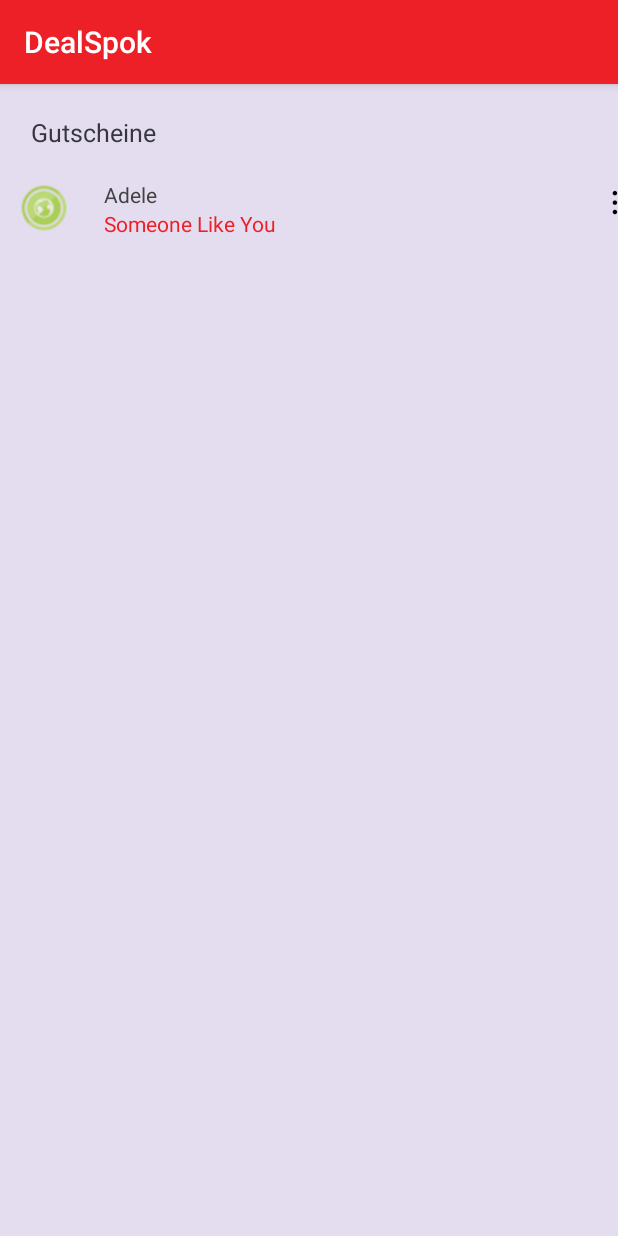
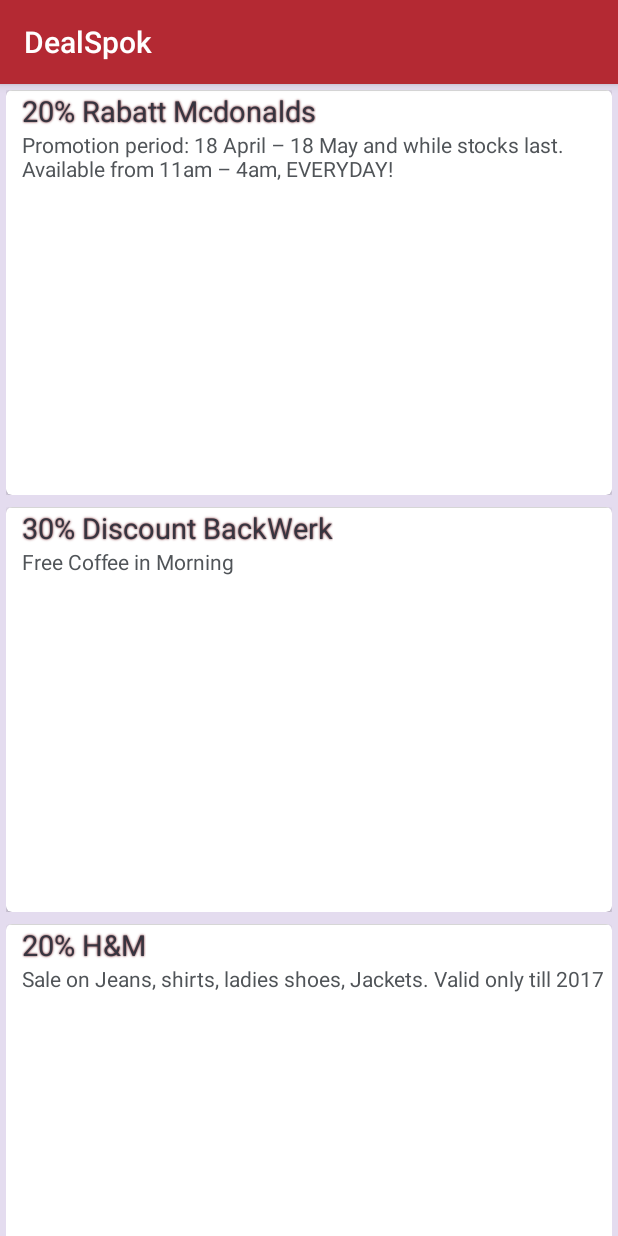
Before and after one commit to umairabbas/DealsAndroidApp, an Android app: the fragment Gutscheine shown on its own in the app's theme, on a phone screen of 412 x 824 dp. Run offline under Robolectric (Android 15) with nearby library versions, the phone set to English and light mode, and no system bars; our stand-ins replace Picasso, sdp/ssp sizes; pictures from the network do not load.

Commit message:
-deals card gutscheine screen -deals object

```diff
--- a/app/build.gradle
+++ b/app/build.gradle
@@ -34,6 +34,7 @@ dependencies {
     compile 'com.github.bumptech.glide:glide:3.7.0'
     compile 'com.google.android.gms:play-services:10.2.0'
     compile 'com.google.code.gson:gson:2.+'
+    compile 'com.squareup.picasso:picasso:2.+'
     compile 'com.android.support:cardview-v7:26.+'
     compile 'com.android.support:recyclerview-v7:26.+'
     compile 'com.android.support:support-v4:26.+'
--- a/app/src/main/java/com/dealspok/dealspok/adapter/DealsAdapter.java
+++ b/app/src/main/java/com/dealspok/dealspok/adapter/DealsAdapter.java
@@ -1,6 +1,7 @@
 package com.dealspok.dealspok.adapter;
 
 import android.content.Context;
+import android.graphics.Color;
 import android.support.v7.widget.RecyclerView;
 import android.view.LayoutInflater;
 import android.view.View;
@@ -8,17 +9,18 @@ import android.view.ViewGroup;
 
 import com.dealspok.dealspok.R;
 import com.dealspok.dealspok.entities.DealsObject;
+import com.squareup.picasso.Picasso;
 
 import java.util.List;
 
 public class DealsAdapter extends RecyclerView.Adapter<DealsViewHolder>{
 
     private Context context;
-    private List<DealsObject> allSongs;
+    private List<DealsObject> allDeals;
 
-    public DealsAdapter(Context context, List<DealsObject> allSongs) {
+    public DealsAdapter(Context context, List<DealsObject> allDeals) {
         this.context = context;
-        this.allSongs = allSongs;
+        this.allDeals = allDeals;
     }
 
     @Override
@@ -29,14 +31,15 @@ public class DealsAdapter extends RecyclerView.Adapter<DealsViewHolder>{
 
     @Override
     public void onBindViewHolder(DealsViewHolder holder, int position) {
-        DealsObject songs = allSongs.get(position);
-        holder.songTitle.setText(songs.getSongTitle());
-        holder.songAuthor.setText(songs.getSongAuthor());
+        DealsObject deals = allDeals.get(position);
+        holder.dealTitle.setText(deals.getTitle());
+        holder.dealDescription.setText(deals.getDescription());
+        Picasso.with(context).load(deals.getCoverUrl()).resize(holder.dealCoverUrl.getWidth(), 400).into(holder.dealCoverUrl);
     }
 
     @Override
     public int getItemCount() {
-        return allSongs.size();
+        return allDeals.size();
     }
 
 }
--- a/app/src/main/java/com/dealspok/dealspok/adapter/DealsViewHolder.java
+++ b/app/src/main/java/com/dealspok/dealspok/adapter/DealsViewHolder.java
@@ -11,22 +11,22 @@ import com.dealspok.dealspok.R;
 
 public class DealsViewHolder extends RecyclerView.ViewHolder{
 
-    public TextView songTitle;
-    public TextView songAuthor;
-    public ImageView songImage;
+    public TextView dealTitle;
+    public TextView dealDescription;
+    public ImageView dealCoverUrl;
 
-    public DealsViewHolder(View itemView, TextView songTitle, TextView songAuthor, ImageView songImage) {
+    public DealsViewHolder(View itemView, TextView dealTitle, TextView dealDescription, ImageView dealCoverUrl) {
         super(itemView);
-        this.songTitle = songTitle;
-        this.songAuthor = songAuthor;
-        this.songImage = songImage;
+        this.dealTitle = dealTitle;
+        this.dealDescription = dealDescription;
+        this.dealCoverUrl = dealCoverUrl;
     }
 
     public DealsViewHolder(View itemView) {
         super(itemView);
 
-        songTitle = (TextView)itemView.findViewById(R.id.song_title);
-        songAuthor = (TextView)itemView.findViewById(R.id.song_author);
-        songImage = (ImageView)itemView.findViewById(R.id.song_cover);
+        dealTitle = (TextView)itemView.findViewById(R.id.deal_title);
+        dealDescription = (TextView)itemView.findViewById(R.id.deal_description);
+        dealCoverUrl = (ImageView)itemView.findViewById(R.id.deal_cover_url);
     }
 }
--- a/app/src/main/java/com/dealspok/dealspok/entities/DealsObject.java
+++ b/app/src/main/java/com/dealspok/dealspok/entities/DealsObject.java
@@ -1,26 +1,131 @@
 package com.dealspok.dealspok.entities;
+
+import android.location.Location;
+import android.net.Uri;
+import java.util.Date;
 
 public class DealsObject {
 
-    private String dealCover;
-    private String dealTitle;
-    private String dealAuthor;
+    private int catId;
+    private int dealId;
+    private Uri coverUrl;
+    private String title;
+    private String author;
+    private String description;
 
-    public DealsObject(String songTitle, String songAuthor, String songCover) {
-        this.dealCover = songCover;
-        this.dealAuthor = songAuthor;
-        this.dealTitle = songTitle;
+    public DealsObject(int dealId, Uri coverUrl, String title, String description, String contact, Location location, Date createdDate, Date expireDate) {
+        this.dealId = dealId;
+        this.coverUrl = coverUrl;
+        this.title = title;
+        this.description = description;
+        this.contact = contact;
+        this.location = location;
+        this.createdDate = createdDate;
+        this.expireDate = expireDate;
     }
 
-    public String getSongCover() {
-        return dealCover;
+    public int getCatId() {
+        return catId;
     }
 
-    public String getSongAuthor() {
-        return dealAuthor;
+    public void setCatId(int catId) {
+        this.catId = catId;
     }
 
-    public String getSongTitle() {
-        return dealTitle;
+    public int getDealId() {
+        return dealId;
     }
+
+    public void setDealId(int dealId) {
+        this.dealId = dealId;
+    }
+
+    public Uri getCoverUrl() {
+        return coverUrl;
+    }
+
+    public void setCoverUrl(Uri coverUrl) {
+        this.coverUrl = coverUrl;
+    }
+
+    public String getTitle() {
+        return title;
+    }
+
+    public void setTitle(String title) {
+        this.title = title;
+    }
+
+    public String getAuthor() {
+        return author;
+    }
+
+    public void setAuthor(String author) {
+        this.author = author;
+    }
+
+    public String getDescription() {
+        return description;
+    }
+
+    public void setDescription(String description) {
+        this.description = description;
+    }
+
+    public String getUrl() {
+        return url;
+    }
+
+    public void setUrl(String url) {
+        this.url = url;
+    }
+
+    public String getContact() {
+        return contact;
+    }
+
+    public void setContact(String contact) {
+        this.contact = contact;
+    }
+
+    public String getAddress() {
+        return address;
+    }
+
+    public void setAddress(String address) {
+        this.address = address;
+    }
+
+    public Location getLocation() {
+        return location;
+    }
+
+    public void setLocation(Location location) {
+        this.location = location;
+    }
+
+    public Date getCreatedDate() {
+        return createdDate;
+    }
+
+    public void setCreatedDate(Date createdDate) {
+        this.createdDate = createdDate;
+    }
+
+    public Date getExpireDate() {
+        return expireDate;
+    }
+
+    public void setExpireDate(Date expireDate) {
+        this.expireDate = expireDate;
+    }
+
+    private String url;
+    private String contact;
+    private String address;
+    private Location location;
+    private Date createdDate;
+    private Date expireDate;
+
+
 }
--- a/app/src/main/java/com/dealspok/dealspok/fragment/Gutscheine.java
+++ b/app/src/main/java/com/dealspok/dealspok/fragment/Gutscheine.java
@@ -1,5 +1,7 @@
 package com.dealspok.dealspok.fragment;
 
+import android.location.Location;
+import android.net.Uri;
 import android.os.Bundle;
 import android.support.v4.app.Fragment;
 import android.support.v7.widget.LinearLayoutManager;
@@ -12,8 +14,12 @@ import com.dealspok.dealspok.R;
 import com.dealspok.dealspok.adapter.DealsAdapter;
 import com.dealspok.dealspok.entities.DealsObject;
 
+import java.net.URI;
 import java.util.ArrayList;
+import java.util.Date;
 import java.util.List;
+
+import static java.util.Calendar.DATE;
 
 /**
  * Created by Umi on 28.08.2017.
@@ -39,14 +45,30 @@ public class Gutscheine extends Fragment {
         return view;
     }
 
+    Location createNewLocation(double latitude, double longitude) {
+        Location location = new Location("dummyprovider");
+        location.setLongitude(longitude);
+        location.setLatitude(latitude);
+        return location;
+    }
+
     public List<DealsObject> getTestData() {
-        List<DealsObject> recentSongs = new ArrayList<>();
-        recentSongs.add(new DealsObject("Adele", "Someone Like You", ""));
-        recentSongs.add(new DealsObject("Adele2", "Someone Like You2", ""));
-//        recentSongs.add(new DealsObject("Adele", "Someone Like You", ""));
-//        recentSongs.add(new DealsObject("Adele", "Someone Like You", ""));
-//        recentSongs.add(new DealsObject("Adele", "Someone Like You", ""));
-//        recentSongs.add(new DealsObject("Adele", "Someone Like You", ""));
-        return recentSongs;
+        Location dealLoc = createNewLocation(50.7947313, 6.1019621);
+        Date created = new Date();
+        List<DealsObject> deals = new ArrayList<>();
+        deals.add(new DealsObject(1, Uri.parse("http://2.bp.blogspot.com/-Mbq5kmMtrgI/T44zS6BzQ6I/AAAAAAAAA20/QjajhABxexU/s1600/458827_10151501202440023_142518590022_23600640_1232321177_o.jpg"),
+                "20% Rabatt Mcdonalds", "Promotion period: 18 April – 18 May and while stocks last. Available from 11am – 4am, EVERYDAY!", "Tel: 089 / 7 85 94 - 413", dealLoc, created, created));
+        deals.add(new DealsObject(2, Uri.parse("http://worldfranchise.eu/sites/default/files/franchises/photos/rcl_backwerk-fassade_02_a.jpg"),
+                "30% Discount BackWerk", "Free Coffee in Morning", "+49 241 94379920", dealLoc, created, created));
+        deals.add(new DealsObject(3, Uri.parse("http://www.couponforshopping.com/wp-content/uploads/2014/12/hm-coupon.png"),
+                "20% H&M", "Sale on Jeans, shirts, ladies shoes, Jackets. Valid only till 2017", "Tel: 089 / 7 85 94 - 413", dealLoc, created, created));
+        deals.add(new DealsObject(1, Uri.parse("http://2.bp.blogspot.com/-Mbq5kmMtrgI/T44zS6BzQ6I/AAAAAAAAA20/QjajhABxexU/s1600/458827_10151501202440023_142518590022_23600640_1232321177_o.jpg"),
+                "20% Rabatt Mcdonalds", "Promotion period: 18 April – 18 May and while stocks last. Available from 11am – 4am, EVERYDAY!", "Tel: 089 / 7 85 94 - 413", dealLoc, created, created));
+        deals.add(new DealsObject(2, Uri.parse("http://worldfranchise.eu/sites/default/files/franchises/photos/rcl_backwerk-fassade_02_a.jpg"),
+                "30% Discount BackWerk", "Free Coffee in Morning", "+49 241 94379920", dealLoc, created, created));
+        deals.add(new DealsObject(3, Uri.parse("http://www.couponforshopping.com/wp-content/uploads/2014/12/hm-coupon.png"),
+                "20% H&M", "Sale on Jeans, shirts, ladies shoes, Jackets. Valid only till 2017", "Tel: 089 / 7 85 94 - 413", dealLoc, created, created));
+
+        return deals;
     }
 }
--- a/app/src/main/res/layout/dealslist_layout.xml
+++ b/app/src/main/res/layout/dealslist_layout.xml
@@ -1,53 +1,52 @@
 <?xml version="1.0" encoding="utf-8"?>
 <LinearLayout xmlns:android="http://schemas.android.com/apk/res/android"
+    xmlns:tools="http://schemas.android.com/tools"
+    xmlns:card_view="http://schemas.android.com/apk/res-auto"
+    android:layout_width="match_parent"
+    android:layout_height="wrap_content"
+    android:layout_margin="@dimen/_3sdp"
+    android:orientation="vertical">
+
+    <android.support.v7.widget.CardView
+        xmlns:card_view="http://schemas.android.com/apk/res-auto"
+        card_view:cardPreventCornerOverlap="false"
+        android:id="@+id/card_view"
+        android:layout_gravity="center"
+        android:layout_width="match_parent"
+        android:layout_height="270dp"
+        card_view:cardCornerRadius="4dp">
+
+        <LinearLayout
             android:layout_width="match_parent"
             android:layout_height="match_parent"
-    android:orientation="horizontal">
+            android:orientation="vertical">
 
             <ImageView
-        android:id="@+id/song_cover"
-        android:layout_width="0dp"
+                android:id="@+id/deal_cover_url"
+                android:layout_width="match_parent"
+                android:scaleType="fitXY"
                 android:layout_height="wrap_content"
                 android:contentDescription="@string/app_name"
-        android:src="@drawable/musicicon"
-        android:layout_marginTop="@dimen/_2sdp"
-        android:layout_weight="1"/>
-
-    <LinearLayout
-        android:layout_width="0dp"
-        android:layout_height="wrap_content"
-        android:orientation="vertical"
-        android:layout_weight="5">
+                />
 
             <TextView
-            android:id="@+id/song_title"
+                android:id="@+id/deal_title"
                 android:layout_width="wrap_content"
                 android:layout_height="wrap_content"
                 android:layout_marginLeft="@dimen/_8sdp"
-            android:layout_marginStart="@dimen/_8sdp"
-            android:textColor="@color/cardview_dark_background"
-            android:text="song_title"/>
+                android:text="deal_title"
+                style="@style/DealsHeaderText" />
 
             <TextView
-            android:id="@+id/song_author"
+                android:id="@+id/deal_description"
                 android:layout_width="wrap_content"
                 android:layout_height="wrap_content"
                 android:layout_marginLeft="@dimen/_8sdp"
-            android:layout_marginStart="@dimen/_8sdp"
-            android:textColor="@color/colorPrimary"
-            android:text="song_author"/>
+                android:text="deal_description"
+                android:textColor="@color/colorGrey" />
 
         </LinearLayout>
 
-    <TextView
-        android:id="@+id/options"
-        android:layout_width="0dp"
-        android:layout_height="wrap_content"
-        android:text="&#8942;"
-        android:gravity="right"
-        android:textStyle="bold"
-        android:textColor="@color/colorBlack"
-        android:textSize="@dimen/_16sdp"
-        android:layout_weight="1"/>
+    </android.support.v7.widget.CardView>
 
 </LinearLayout>
--- a/app/src/main/res/layout/fragment_gutscheine.xml
+++ b/app/src/main/res/layout/fragment_gutscheine.xml
@@ -5,14 +5,6 @@
     android:orientation="vertical"
     android:background="@color/colorLightWhite"
     tools:context="com.dealspok.dealspok.fragment.Gutscheine">
-
-    <TextView
-        android:layout_width="wrap_content"
-        android:layout_height="wrap_content"
-        android:text="@string/gutscheine"
-        android:padding="@dimen/_16sdp"
-        android:textSize="@dimen/_13sdp"
-        android:textColor="@color/colorLightBlack"/>
 
     <android.support.v7.widget.RecyclerView
         android:id="@+id/song_list"
--- a/app/src/main/res/values/colors.xml
+++ b/app/src/main/res/values/colors.xml
@@ -1,9 +1,9 @@
 <?xml version="1.0" encoding="utf-8"?>
 <resources>
-    <color name="colorPrimary">#ED2027</color>
-    <color name="colorRedPrimary">#640D14</color>
-    <color name="colorPrimaryDark">#B42933</color>
-    <color name="colorAccent">#B42933</color>
+    <color name="colorPrimary">#B42933</color>
+    <color name="colorRedPrimary">#B42933</color>
+    <color name="colorPrimaryDark">#640D14</color>
+    <color name="colorAccent">#640D14</color>
     <color name="colorGrey">#505458</color>
     <color name="colorLightBlack">#363540</color>
     <color name="colorBlack">#000000</color>
--- a/app/src/main/res/values/styles.xml
+++ b/app/src/main/res/values/styles.xml
@@ -17,4 +17,13 @@
 
     <style name="AppTheme.PopupOverlay" parent="ThemeOverlay.AppCompat.Light" />
 
+    <style name="DealsHeaderText">
+        <item name="android:textSize">@dimen/_15sdp</item>
+        <item name="android:shadowColor">@color/colorPrimaryDark</item>
+        <item name="android:shadowDx">0.0</item>
+        <item name="android:shadowDy">0.0</item>
+        <item name="android:shadowRadius">1.2</item>
+        <item name="android:textColor">@color/colorLightBlack</item>
+    </style>
+
 </resources>
```
Lines whose indentation alone changed are shown as unchanged.
